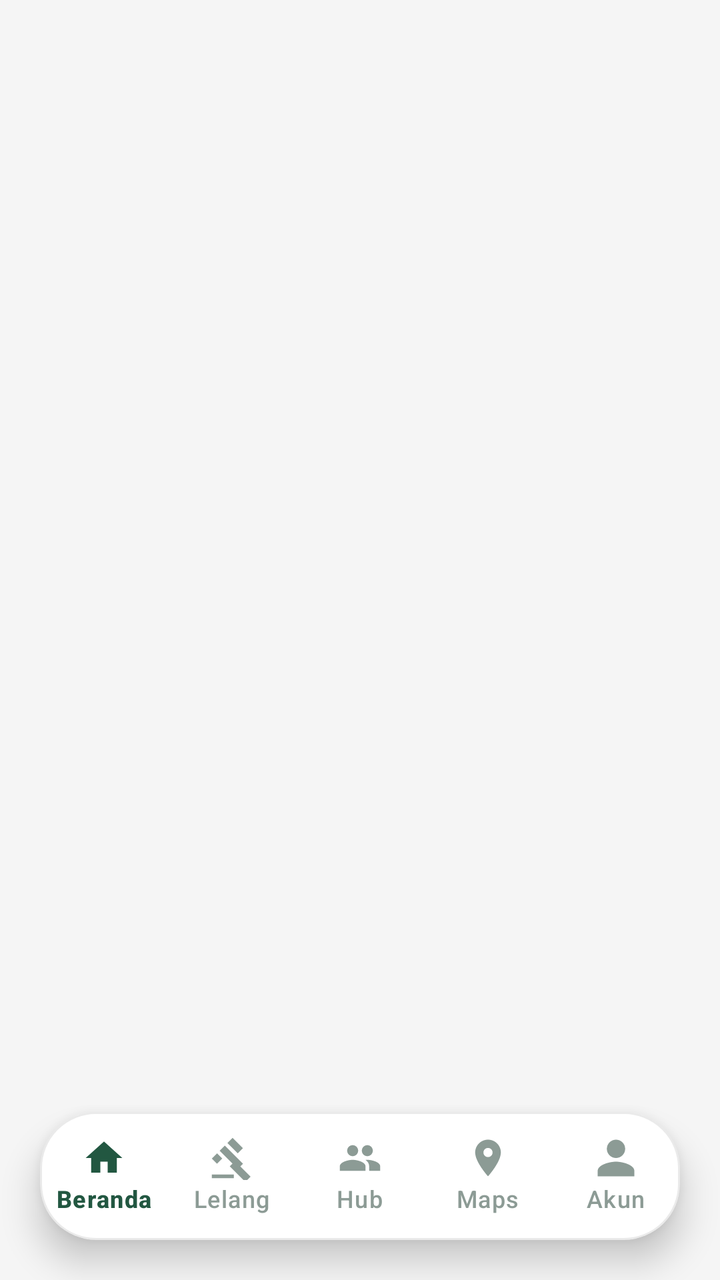
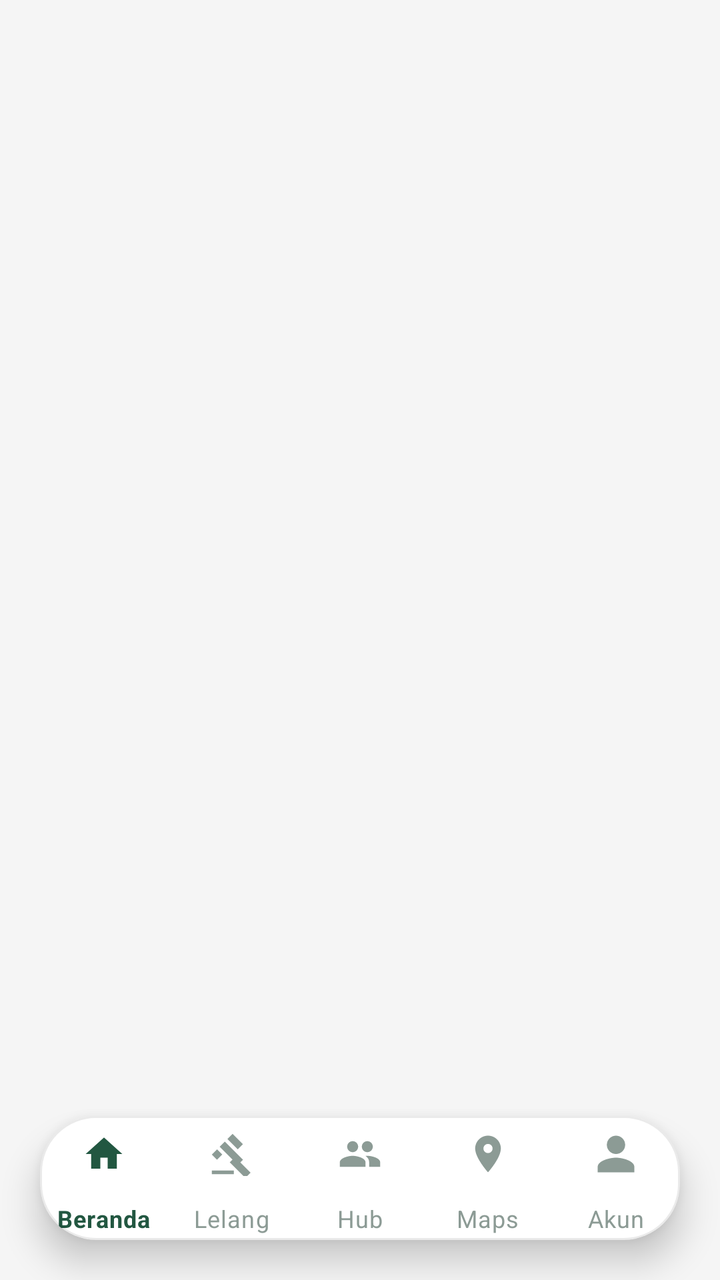

Compare the two renders of this Android layout. The source of the first and the diff that turns it into the second are given below.
<!-- AndroidManifest.xml: application theme Theme.GuppyMarketIDN -->
<!-- res/layout/activity_main.xml -->
<?xml version="1.0" encoding="utf-8"?>
<RelativeLayout
    xmlns:android="http://schemas.android.com/apk/res/android"
    xmlns:app="http://schemas.android.com/apk/res-auto"
    xmlns:tools="http://schemas.android.com/tools"
    android:id="@+id/main"
    android:layout_width="match_parent"
    android:layout_height="match_parent"
    android:background="#F5F5F5"
    tools:context=".MainActivity">

    
    <FrameLayout
        android:id="@+id/navhost"
        android:layout_width="match_parent"
        android:layout_height="match_parent" />

    
    <com.google.android.material.card.MaterialCardView
        android:id="@+id/cardBottomNav"
        android:layout_width="match_parent"
        android:layout_height="wrap_content"
        android:layout_alignParentBottom="true"
        android:layout_marginHorizontal="20dp"
        android:layout_marginBottom="20dp"
        app:cardCornerRadius="28dp"
        app:cardElevation="10dp"
        app:cardBackgroundColor="@color/white"
        app:strokeWidth="1dp"
        app:strokeColor="#15000000">

        <com.google.android.material.bottomnavigation.BottomNavigationView
            android:id="@+id/nav_view"
            android:layout_width="match_parent"
            android:layout_height="64dp"
            android:background="@android:color/transparent"
            app:elevation="0dp"
            app:menu="@menu/menu"
            app:itemIconSize="22dp"
            app:itemIconTint="@color/bottom_nav_color"
            app:itemTextColor="@color/bottom_nav_color"
            app:itemRippleColor="@color/guppy_primary_light"
            app:itemActiveIndicatorStyle="@style/App.BottomNavigationView.ActiveIndicator"
            app:labelVisibilityMode="labeled"/>

    </com.google.android.material.card.MaterialCardView>

</RelativeLayout>
<!-- resources referenced by this layout -->
<resources>
  <color name="guppy_primary_light">#E7F3EE</color>
  <color name="white">#FFFFFFFF</color>
  <style name="App.BottomNavigationView.ActiveIndicator" parent="Widget.Material3.BottomNavigationView.ActiveIndicator">
          <item name="android:color">@android:color/transparent</item>
      </style>
  <style name="Theme.GuppyMarketIDN" parent="Base.Theme.GuppyMarketIDN" />
  <style name="Base.Theme.GuppyMarketIDN" parent="Theme.Material3.Light.NoActionBar">
          <item name="colorPrimary">@color/guppy_primary</item>
          <item name="colorOnPrimary">@color/white</item>
          <item name="android:textColorPrimary">@color/guppy_text_black</item>
          <item name="android:textColorSecondary">@color/guppy_text_gray</item>
          <item name="android:windowBackground">@color/guppy_background</item>
      </style>
  <color name="guppy_primary">#225741</color>
  <color name="guppy_text_black">#1C1C1C</color>
  <color name="guppy_text_gray">#757575</color>
  <color name="guppy_background">#F7F7F7</color>
</resources>

<!-- the commit's change to res/layout/activity_main.xml (unified diff, before → after) -->
@@ -31,8 +31,9 @@
 
         <com.google.android.material.bottomnavigation.BottomNavigationView
             android:id="@+id/nav_view"
+            style="@style/Widget.MaterialComponents.BottomNavigationView"
             android:layout_width="match_parent"
-            android:layout_height="64dp"
+            android:layout_height="62dp"
             android:background="@android:color/transparent"
             app:elevation="0dp"
             app:menu="@menu/menu"
@@ -40,7 +41,9 @@
             app:itemIconTint="@color/bottom_nav_color"
             app:itemTextColor="@color/bottom_nav_color"
             app:itemRippleColor="@color/guppy_primary_light"
-            app:itemActiveIndicatorStyle="@style/App.BottomNavigationView.ActiveIndicator"
+            app:itemPaddingTop="8dp"
+            app:itemPaddingBottom="6dp"
+            app:itemIconPadding="4dp"
             app:labelVisibilityMode="labeled"/>
 
     </com.google.android.material.card.MaterialCardView>
<!-- resource entries referenced after the edit -->
@@ -2,9 +2,6 @@
 <resources>
   <color name="guppy_primary_light">#E7F3EE</color>
   <color name="white">#FFFFFFFF</color>
-  <style name="App.BottomNavigationView.ActiveIndicator" parent="Widget.Material3.BottomNavigationView.ActiveIndicator">
-          <item name="android:color">@android:color/transparent</item>
-      </style>
   <style name="Theme.GuppyMarketIDN" parent="Base.Theme.GuppyMarketIDN" />
   <style name="Base.Theme.GuppyMarketIDN" parent="Theme.Material3.Light.NoActionBar">
           <item name="colorPrimary">@color/guppy_primary</item>
